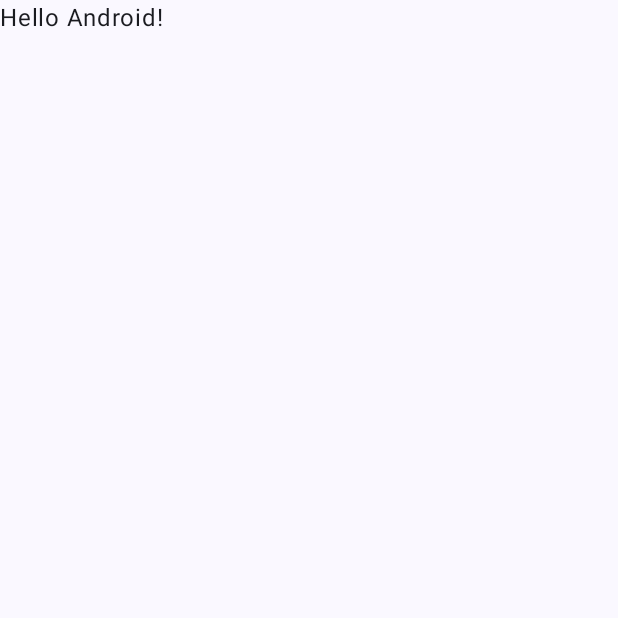
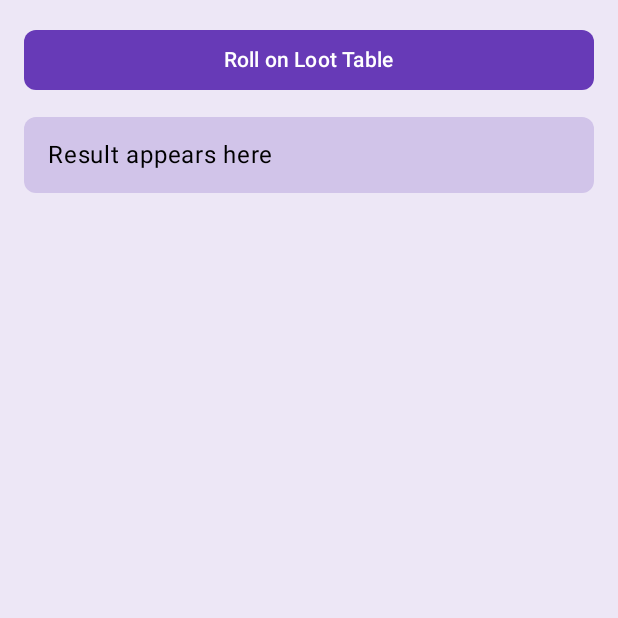
Before and after one commit to erickveil/MVITableRoller, an Android app built with Jetpack Compose: the screen it shows after launch (MainActivity), on a phone screen of 412 x 824 dp, the top half of it. Before the commit the part shown is almost empty. Run offline under Robolectric (Android 15) with nearby library versions, the phone set to English and light mode, and no system bars.

Commit message:
New view displayed when run.

```diff
--- a/app/src/main/java/net/erickveil/mvi_table_roller/MainActivity.kt
+++ b/app/src/main/java/net/erickveil/mvi_table_roller/MainActivity.kt
@@ -1,16 +1,15 @@
 package net.erickveil.mvi_table_roller
 
 import android.os.Bundle
+import android.util.Log
 import androidx.activity.ComponentActivity
 import androidx.activity.compose.setContent
 import androidx.compose.foundation.layout.fillMaxSize
 import androidx.compose.material3.MaterialTheme
 import androidx.compose.material3.Surface
-import androidx.compose.material3.Text
-import androidx.compose.runtime.Composable
 import androidx.compose.ui.Modifier
-import androidx.compose.ui.tooling.preview.Preview
 import net.erickveil.mvi_table_roller.ui.theme.MVITableRollerTheme
+import net.erickveil.mvi_table_roller.ui.view.LootTableUIEnhanced
 
 class MainActivity : ComponentActivity() {
     override fun onCreate(savedInstanceState: Bundle?) {
@@ -22,25 +21,15 @@ class MainActivity : ComponentActivity() {
                     modifier = Modifier.fillMaxSize(),
                     color = MaterialTheme.colorScheme.background
                 ) {
-                    Greeting("Android")
+                    LootTableUIEnhanced(onRollTable = {
+                        /*
+                         * TODO
+                         *  Implement what should happen when the button is pressed.
+                         */
+                        Log.d("@LOOT", "Button Pressed.")
+                    })
                 }
             }
         }
     }
 }
-
-@Composable
-fun Greeting(name: String, modifier: Modifier = Modifier) {
-    Text(
-        text = "Hello $name!",
-        modifier = modifier
-    )
-}
-
-@Preview(showBackground = true)
-@Composable
-fun GreetingPreview() {
-    MVITableRollerTheme {
-        Greeting("Android")
-    }
-}
```
